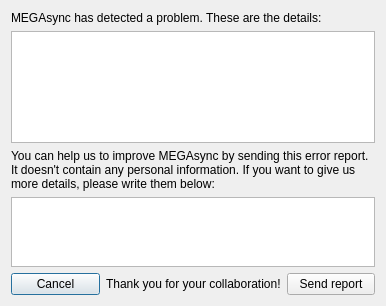
Before: the Qt Designer form Source/MEGASync/gui/CrashReportDialog.ui in meganz/MEGAsync, drawn with Qt 5.
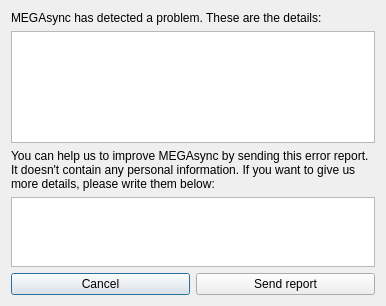
After: the same form once the commit is applied.

Commit message:
Automatic crash reports
Modified crash reports to put relative offsets instead of absolute ones.
This way, the same crash will generate always an identical crash file.
The app remembers already sent reports to not send them again.
Confirmation dialog.
Timeout for the POST.
Automatic reboot when the app crashes (one time every 5 minutes at
most).

What changed in the file:
```diff
--- a/Source/MEGASync/gui/CrashReportDialog.ui
+++ b/Source/MEGASync/gui/CrashReportDialog.ui
@@ -61,14 +61,7 @@
        </widget>
       </item>
       <item>
-       <widget class="QLabel" name="label_3">
-        <property name="text">
-         <string>Thank you for your collaboration!</string>
-        </property>
-       </widget>
-      </item>
-      <item>
-       <widget class="QPushButton" name="pushButton_2">
+       <widget class="QPushButton" name="bOK">
         <property name="text">
          <string>Send report</string>
         </property>
```
Left out of the diff: 41 changed lines with no effect on the pictures. The commit also changes 9 other files.
